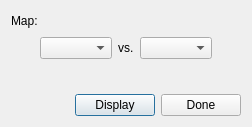
syncope/iint-gui, file iintgui/ui/iintTrackedDataMapSelection.ui: the form before one commit.
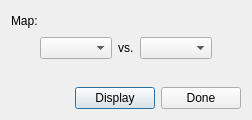
The form after the commit.

Diff of the .ui file:
```diff
--- a/iintgui/ui/iintTrackedDataMapSelection.ui
+++ b/iintgui/ui/iintTrackedDataMapSelection.ui
@@ -7,7 +7,7 @@
     <x>0</x>
     <y>0</y>
     <width>252</width>
-    <height>127</height>
+    <height>120</height>
    </rect>
   </property>
   <property name="windowTitle">
```
